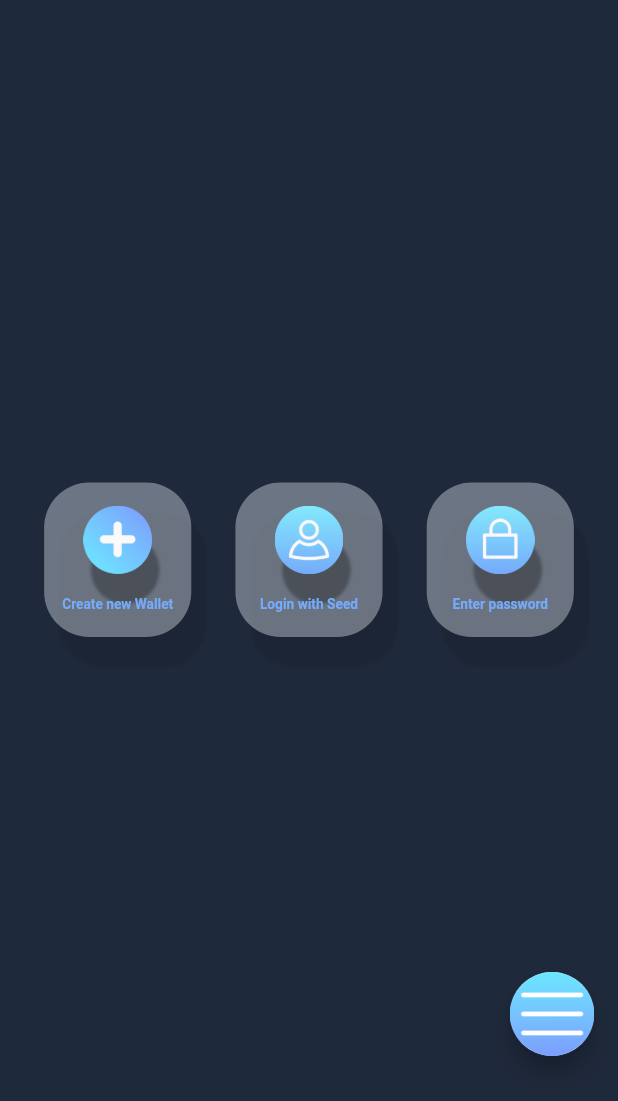
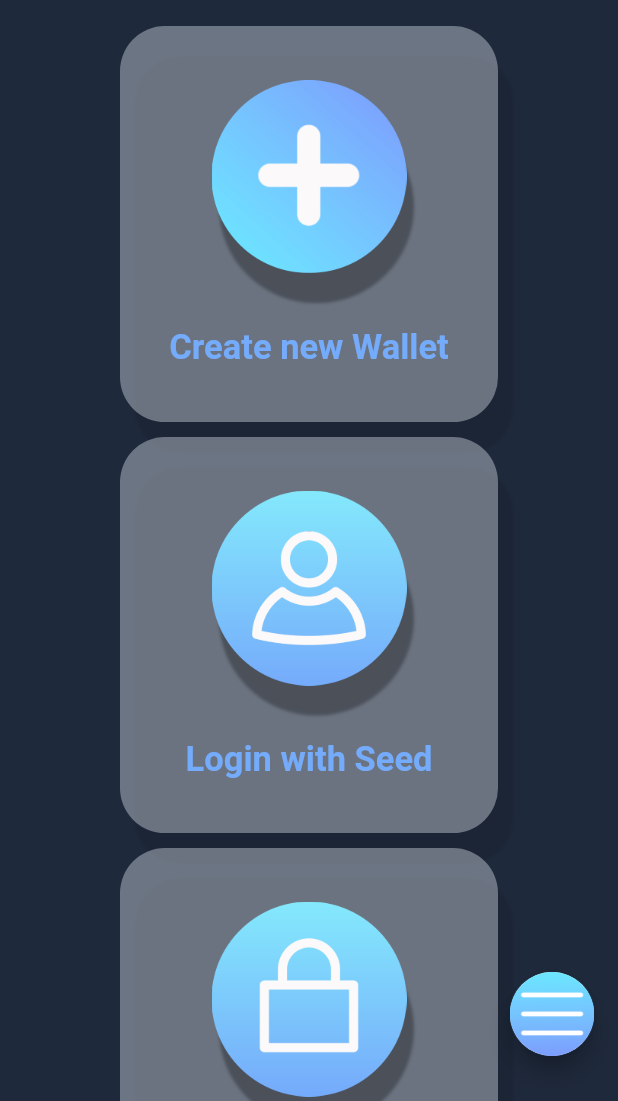
Before and after one commit to felipegenef/MyPendriveWallet, a Flutter app: the screen it shows after launch, on a phone screen of 412 x 824 dp, the part 135-1236 px from its top. Run offline on Flutter 3.47's test engine with Material 2 defaults, Android fonts, the phone set to English and light mode, and no system bars; our stand-ins replace pie_chart.

Commit message:
home cards responsivity

```diff
--- a/lib/app/ui/Pages/Home/Home.dart
+++ b/lib/app/ui/Pages/Home/Home.dart
@@ -17,17 +17,24 @@ class _HomePageState extends State<HomePage> {
     var width = MediaQuery.of(context).size.width;
     var height = MediaQuery.of(context).size.height;
     var appBarHeight = (height / 10);
+    var isSmallScreen = width < 800;
     return Scaffold(
       backgroundColor: BACKGROUND,
       floatingActionButtonLocation: FloatingActionButtonLocation.endDocked,
       floatingActionButton: const MenuBubble(),
       body: Stack(
         children: [
-          Container(
+          AnimatedContainer(
+            duration: const Duration(milliseconds: 500),
+            width: width,
             height: height,
+            constraints: BoxConstraints(maxWidth: width, maxHeight: height),
             padding: EdgeInsets.only(top: appBarHeight + 20),
             // color: Colors.red,
-            child: Row(
+            child: Container(
+              constraints: BoxConstraints(maxWidth: width, maxHeight: height),
+              child: Flex(
+                direction: isSmallScreen ? Axis.vertical : Axis.horizontal,
                 crossAxisAlignment: CrossAxisAlignment.center,
                 mainAxisAlignment: MainAxisAlignment.spaceEvenly,
                 children: [
@@ -57,7 +64,8 @@ class _HomePageState extends State<HomePage> {
                 ],
               ),
             ),
-          WatermarkLogo()
+          ),
+          const WatermarkLogo()
         ],
       ),
     );
--- a/lib/app/ui/Pages/Home/widgets/HomeCard.dart
+++ b/lib/app/ui/Pages/Home/widgets/HomeCard.dart
@@ -17,6 +17,7 @@ class _HomeCardState extends State<HomeCard> {
   @override
   Widget build(BuildContext context) {
     var width = MediaQuery.of(context).size.width;
+    var isSmallScreen = width < 800;
     return InkWell(
       borderRadius: BorderRadius.circular(30),
       onTap: () {
@@ -30,6 +31,8 @@ class _HomeCardState extends State<HomeCard> {
       child: AnimatedContainer(
         height: width / 4,
         width: width / 4.2,
+        margin: const EdgeInsets.all(5),
+        constraints: const BoxConstraints(minWidth: 252, minHeight: 264),
         curve: Curves.linear,
         duration: const Duration(milliseconds: 300),
         decoration: BoxDecoration(
@@ -62,7 +65,7 @@ class _HomeCardState extends State<HomeCard> {
                 ],
               ),
               child: Image(
-                width: width / 9,
+                width: width / 9 < 130 ? 130 : width / 9,
                 image: AssetImage(widget.imageURL),
               ),
             ),
@@ -70,7 +73,7 @@ class _HomeCardState extends State<HomeCard> {
               widget.label,
               style: TextStyle(
                   color: !isHovered ? DARK_BLUE : BACKGROUND,
-                  fontSize: width / 45,
+                  fontSize: width / 45 < 23 ? 23 : width / 45,
                   fontWeight: FontWeight.bold),
             )
           ],
```
Lines whose indentation alone changed are shown as unchanged.
